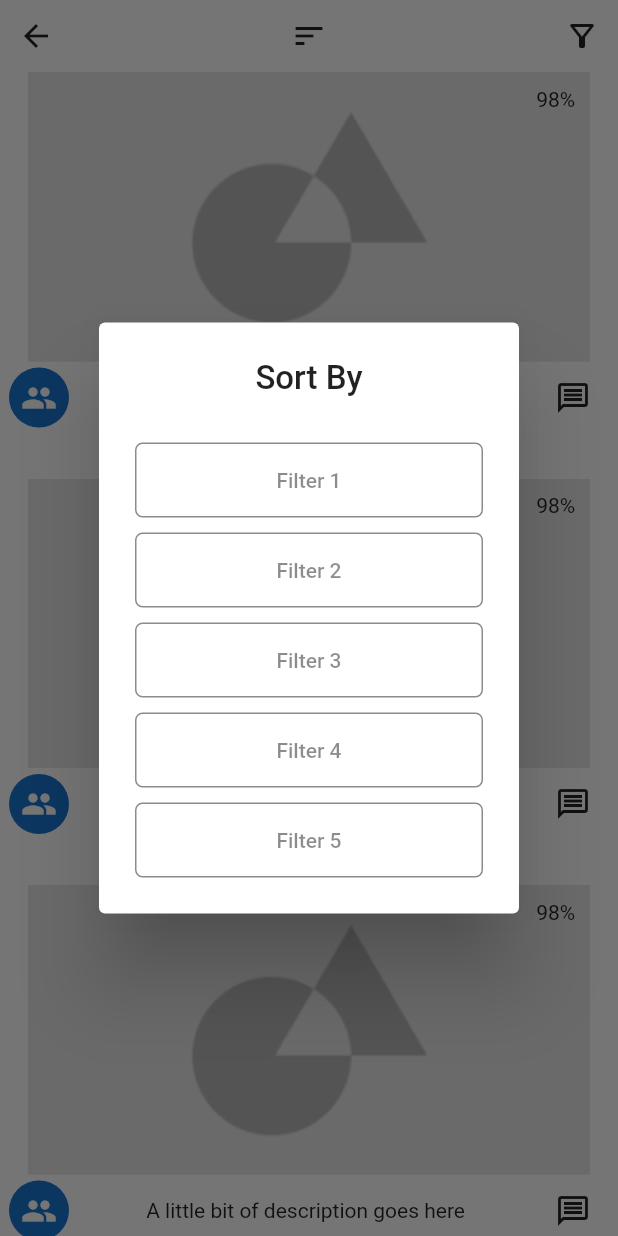
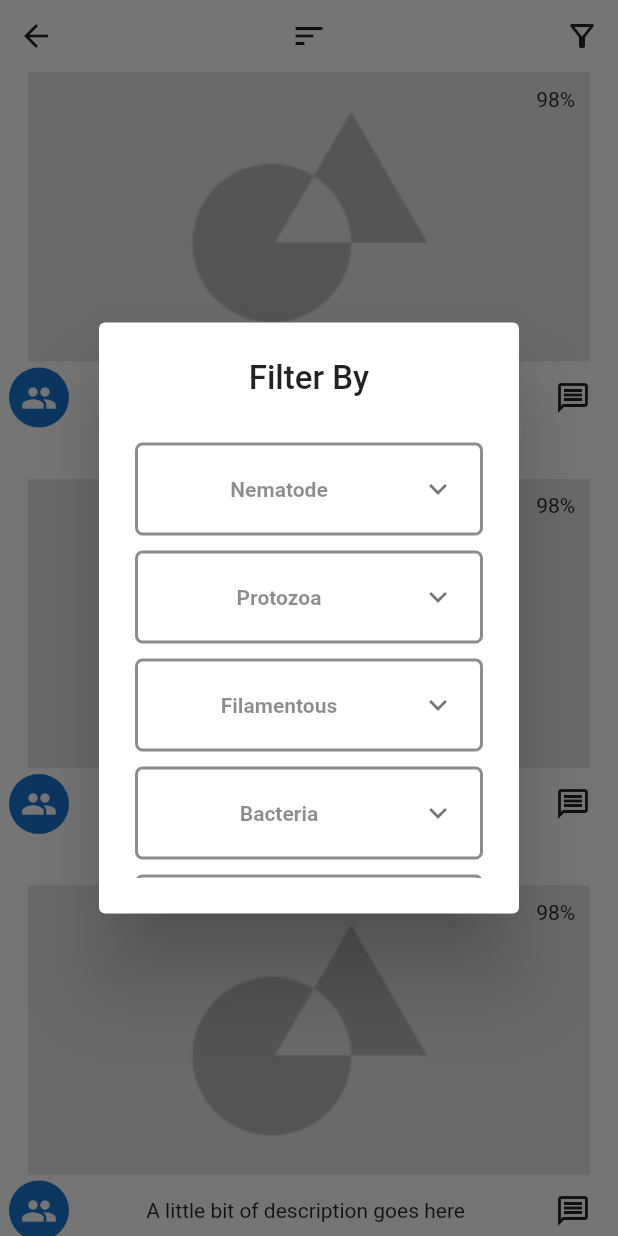
Before and after one commit to ecome-earth/SFW-Microorganism-App, a Flutter app: the Gallery screen opened by its route, after a tap on the "filter alt" icon, on a phone screen of 412 x 824 dp. Run offline on Flutter 3.47's test engine with Material 2 defaults, Android fonts, the phone set to English and light mode, and no system bars; our stand-ins replace cloud_firestore, firebase_auth, firebase_core, flutter_signin_button, google_sign_in; missing offline and left inert: cloud_firestore_web, cloud_functions_web, firebase_auth_web, firebase_core_web, firebase_messaging_web, google_sign_in_web and 1 more; accounts and stored records are empty.

Commit message:
fix: Fixed Filter Property as new Selection appearrs right now

```diff
--- a/lib/screens/Gallery.dart
+++ b/lib/screens/Gallery.dart
@@ -9,6 +9,30 @@ class Gallery extends StatefulWidget {
 
 class _GalleryState extends State<Gallery> {
   List<int> postList = [1, 2, 3, 4, 5, 6, 7, 8, 9, 10];
+  List<String> speciesType = [
+    'Soil',
+    'Potting Soil',
+    'Compost',
+    'Compost-Extract',
+    'Compost-Tee',
+    'Mulch',
+    'Worm Casting',
+    'Other'
+  ];
+
+  Map<String, List<String>> filter = {
+    'Nematode': [
+      'Bacterial-feeding',
+      'Fungal-feeding',
+      'Predatory',
+      'Root-feeding'
+    ],
+    'Protozoa': ['Flagellate', 'Ciliate', 'Amoebea'],
+    'Filamentous': ['Actinobacteria', 'Fungi', 'Oomycetes'],
+    'Bacteria': ['Aerobic', 'Anaerobic', 'Phatogenic'],
+    'Other': ['Plant Matter', 'Dead Organism', 'Seed', 'Pollen', 'Other(enter']
+  };
+
   int currentIndex = 0;
   @override
   Widget build(BuildContext context) {
@@ -29,32 +53,131 @@ class _GalleryState extends State<Gallery> {
                       icon: Icon(Icons.arrow_back_outlined)),
                   IconButton(
                     onPressed: () {
-                      showDialog(context: context, builder: (BuildContext context){
+                      showDialog(
+                          context: context,
+                          builder: (BuildContext context) {
                             return AlertDialog(
-                          title: Center(child: Text('Sort By',style: TextStyle(fontSize: 22),)),
-                         content: Column( mainAxisSize: MainAxisSize.min,children: [
-                            Container(decoration: BoxDecoration(color: Colors.white12,border: Border.all(color: Colors.black45),borderRadius: BorderRadius.circular(5)),margin: EdgeInsets.only(top: 10),child: Center(child: TextButton(onPressed: (){},child: Text('Date Of Upload',style: TextStyle(color: Colors.black45),)))),
-                           Container(decoration: BoxDecoration(color: Colors.white12,border: Border.all(color: Colors.black45),borderRadius: BorderRadius.circular(5)),margin: EdgeInsets.only(top: 10),child: Center(child: TextButton(onPressed: (){},child: Text('Number Of Votes',style: TextStyle(color: Colors.black45))))),
+                              title: Center(
+                                  child: Text(
+                                'Sort By',
+                                style: TextStyle(fontSize: 22),
+                              )),
+                              content: Column(
+                                mainAxisSize: MainAxisSize.min,
+                                children: [
+                                  Container(
+                                      decoration: BoxDecoration(
+                                          color: Colors.white12,
+                                          border:
+                                              Border.all(color: Colors.black45),
+                                          borderRadius:
+                                              BorderRadius.circular(5)),
+                                      margin: EdgeInsets.only(top: 10),
+                                      child: Center(
+                                          child: TextButton(
+                                              onPressed: () {},
+                                              child: Text(
+                                                'Date Of Upload',
+                                                style: TextStyle(
+                                                    color: Colors.black45),
+                                              )))),
+                                  Container(
+                                      decoration: BoxDecoration(
+                                          color: Colors.white12,
+                                          border:
+                                              Border.all(color: Colors.black45),
+                                          borderRadius:
+                                              BorderRadius.circular(5)),
+                                      margin: EdgeInsets.only(top: 10),
+                                      child: Center(
+                                          child: TextButton(
+                                              onPressed: () {},
+                                              child: Text('Number Of Votes',
+                                                  style: TextStyle(
+                                                      color:
+                                                          Colors.black45))))),
                                 ],
                               ),
                             );
                           });
-
                     },
                     icon: Icon(Icons.sort_outlined),
                   ),
                   IconButton(
                     onPressed: () {
-                      showDialog(context: context, builder: (BuildContext context){
+                      showDialog(
+                          context: context,
+                          builder: (BuildContext context) {
                             return AlertDialog(
-                          title: Center(child: Text('Sort By',style: TextStyle(fontSize: 22),)),
-                          content: Column( mainAxisSize: MainAxisSize.min,children: [
-                            Container(decoration: BoxDecoration(color: Colors.white12,border: Border.all(color: Colors.black45),borderRadius: BorderRadius.circular(5)),margin: EdgeInsets.only(top: 10),child: Center(child: TextButton(onPressed: (){},child: Text('Filter 1',style: TextStyle(color: Colors.black45),)))),
-                            Container(decoration: BoxDecoration(color: Colors.white12,border: Border.all(color: Colors.black45),borderRadius: BorderRadius.circular(5)),margin: EdgeInsets.only(top: 10),child: Center(child: TextButton(onPressed: (){},child: Text('Filter 2',style: TextStyle(color: Colors.black45),)))),
-                            Container(decoration: BoxDecoration(color: Colors.white12,border: Border.all(color: Colors.black45),borderRadius: BorderRadius.circular(5)),margin: EdgeInsets.only(top: 10),child: Center(child: TextButton(onPressed: (){},child: Text('Filter 3',style: TextStyle(color: Colors.black45),)))),
-                            Container(decoration: BoxDecoration(color: Colors.white12,border: Border.all(color: Colors.black45),borderRadius: BorderRadius.circular(5)),margin: EdgeInsets.only(top: 10),child: Center(child: TextButton(onPressed: (){},child: Text('Filter 4',style: TextStyle(color: Colors.black45),)))),
-                            Container(decoration: BoxDecoration(color: Colors.white12,border: Border.all(color: Colors.black45),borderRadius: BorderRadius.circular(5)),margin: EdgeInsets.only(top: 10),child: Center(child: TextButton(onPressed: (){},child: Text('Filter 5',style: TextStyle(color: Colors.black45),)))),
+                              title: Center(
+                                  child: Text(
+                                'Filter By',
+                                style: TextStyle(fontSize: 22),
+                              )),
+                              content: Container(
+                                height: 300,
+                                child: SingleChildScrollView(
+                                  child: Column(
+                                    mainAxisSize: MainAxisSize.min,
+                                    children: [
+                                      ...filter.keys.map(
+                                        (index) => Container(
+                                          margin: EdgeInsets.only(top: 10),
+                                          decoration: BoxDecoration(
+                                              color: Colors.white12,
+                                              border: Border.all(
+                                                  color: Colors.black45,
+                                                  width: 2),
+                                              borderRadius:
+                                                  BorderRadius.circular(5)),
+                                          child: ExpansionTile(
+                                            title: Container(
+                                              child: Center(
+                                                child: TextButton(
+                                                  onPressed: () {},
+                                                  child: Text(
+                                                    index,
+                                                    style: TextStyle(
+                                                        color: Colors.black45,
+                                                        fontWeight:
+                                                            FontWeight.w700),
+                                                  ),
+                                                ),
+                                              ),
+                                            ),
+                                            children: [
+                                              ...filter[index]!.map(
+                                                (subIndex) => Container(
+                                                  decoration: BoxDecoration(
+                                                      border: Border(
+                                                          top: BorderSide(
+                                                              color: Colors
+                                                                  .black45))),
+                                                  margin:
+                                                      EdgeInsets.only(top: 7),
+                                                  child: Center(
+                                                    child: TextButton(
+                                                      onPressed: () {},
+                                                      child: Text(
+                                                        subIndex,
+                                                        style: TextStyle(
+                                                            color:
+                                                                Colors.black45,
+                                                            fontWeight:
+                                                                FontWeight
+                                                                    .w400),
+                                                      ),
+                                                    ),
+                                                  ),
+                                                ),
+                                              )
                                             ],
+                                          ),
+                                        ),
+                                      ),
+                                    ],
+                                  ),
+                                ),
                               ),
                             );
                           });
@@ -93,7 +216,7 @@ class _GalleryState extends State<Gallery> {
                         ),
                         Text(' A little bit of description goes here'),
                         Padding(
-                          padding:  EdgeInsets.only(right: 6.0),
+                          padding: EdgeInsets.only(right: 6.0),
                           child: IconButton(
                               onPressed: () {},
                               icon: Icon(Icons.message_outlined)),
@@ -110,3 +233,10 @@ class _GalleryState extends State<Gallery> {
     );
   }
 }
+
+class Entry {
+  Entry(this.title, [this.children = const <Entry>[]]);
+
+  final String title;
+  final List<Entry> children;
+}
```
Also changed, not shown: 1 other file. Lines whose indentation alone changed are shown as unchanged.
